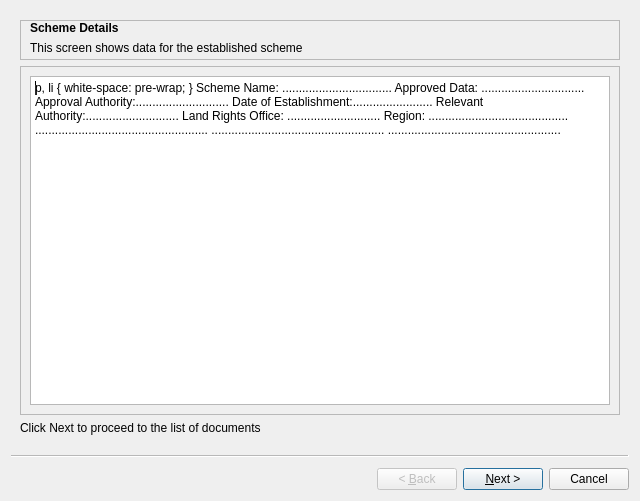
This is ui/flts/ui_second_examination.ui in gltn/stdm as Qt 5 draws it before an edit. The edited form follows.
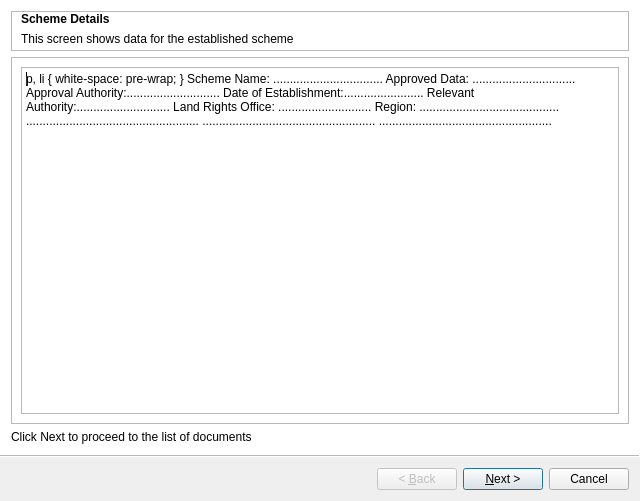
This is the edited form.

```diff
--- a/ui/flts/ui_second_examination.ui
+++ b/ui/flts/ui_second_examination.ui
@@ -13,6 +13,9 @@
   <property name="windowTitle">
    <string>Second Examination</string>
   </property>
+  <property name="wizardStyle">
+   <enum>QWizard::ModernStyle</enum>
+  </property>
   <widget class="QWizardPage" name="wizardPage1">
    <layout class="QGridLayout" name="gridLayout">
     <item row="0" column="0">
```
